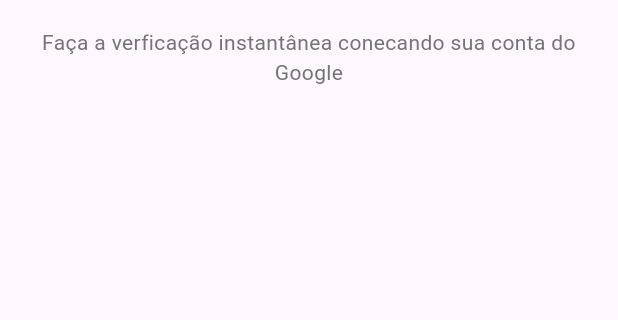
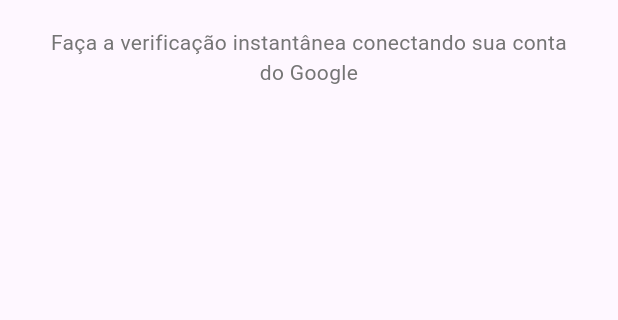
Before and after one commit to YLeall/tinder_clone, a Flutter app: the InsertEmailScreen screen opened by its route, scrolled down 56 dp, on a phone screen of 412 x 824 dp, the part 540-860 px from its top. Run offline on Flutter 3.47's test engine with Material 3 defaults, Android fonts, the phone set to English and light mode, and no system bars; our stand-ins replace get, mask_text_input_formatter.

Commit message:
small_updates_in_text

```diff
--- a/lib/src/pages/auth/view/insert_email_screen.dart
+++ b/lib/src/pages/auth/view/insert_email_screen.dart
@@ -133,7 +133,7 @@ class InsertEmailScreen extends StatelessWidget {
                   height: 18,
                 ),
                 Text(
-                  'Faça a verficação instantânea conecando sua conta do Google',
+                  'Faça a verificação instantânea conectando sua conta do Google',
                   textAlign: TextAlign.center,
                   style: TextStyle(
                     color: Colors.grey.shade600,
--- a/lib/src/pages/auth/view/sign_in_screen.dart
+++ b/lib/src/pages/auth/view/sign_in_screen.dart
@@ -36,7 +36,7 @@ class SignInScreen extends StatelessWidget {
                     ),
                   ),
                   const Text(
-                    "Ao tocar em entrar, você concorda com os nossos Temos. Saiba como processamos seus dados em nosssa Política de Privacidade e Política de Cookies.",
+                    "Ao tocar em entrar, você concorda com os nossos Termos. Saiba como processamos seus dados em nosssa Política de Privacidade e Política de Cookies.",
                     style: TextStyle(
                       color: Colors.white,
                       fontWeight: FontWeight.bold,
--- a/lib/src/pages/auth/view/welcome_screen.dart
+++ b/lib/src/pages/auth/view/welcome_screen.dart
@@ -122,7 +122,7 @@ class WelcomeScreen extends StatelessWidget {
                     ),
                   ),
                   Text(
-                    'Respeite os outros e os tarte como você gostaria de ser tratado(a).',
+                    'Respeite os outros e os trate como você gostaria de ser tratado(a).',
                     style: TextStyle(
                       color: Colors.grey.shade600,
                     ),
```
Also changed, not shown: lib/src/pages/auth/view/auth_number_screen.dart (+19 -0 lines).
